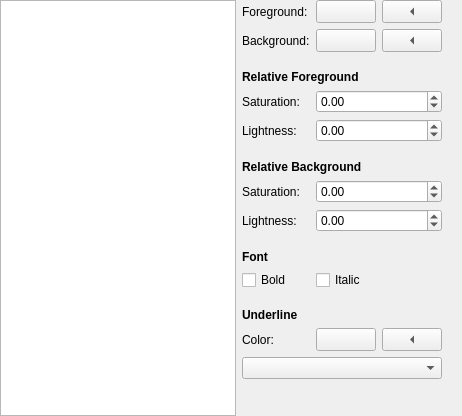
Above: src/plugins/texteditor/colorschemeedit.ui from qt-creator/qt-creator before the change. Below: the same form after it.
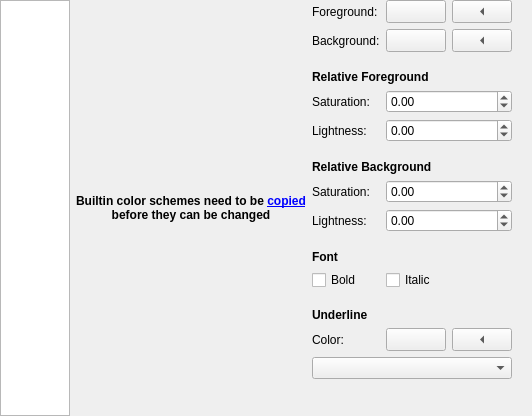
That is the form after the change.

Commit message:
TextEditor: Hide controls in scheme editor for builtin schemes
Show a label instead with a link that copies the current color scheme.

Fixes: QTCREATORBUG-21874

The edit to the form file:
```diff
--- a/src/plugins/texteditor/colorschemeedit.ui
+++ b/src/plugins/texteditor/colorschemeedit.ui
@@ -6,7 +6,7 @@
    <rect>
     <x>0</x>
     <y>0</y>
-    <width>462</width>
+    <width>513</width>
     <height>416</height>
    </rect>
   </property>
@@ -39,6 +39,16 @@
      </property>
     </widget>
    </item>
+   <item>
+    <widget class="QLabel" name="builtinSchemeLabel">
+     <property name="text">
+      <string>&lt;p align='center'&gt;&lt;b&gt;Builtin color schemes need to be &lt;a href=&quot;copy&quot;&gt;copied&lt;/a&gt;&lt;br/&gt; before they can be changed&lt;/b&gt;&lt;/p&gt;</string>
+     </property>
+     <property name="scaledContents">
+      <bool>false</bool>
+     </property>
+    </widget>
+   </item>
    <item>
     <widget class="QScrollArea" name="detailsScrollArea">
      <property name="sizePolicy">
@@ -87,84 +97,7 @@
        <property name="verticalSpacing">
         <number>0</number>
        </property>
-       <item row="5" column="0" colspan="3">
-        <widget class="QLabel" name="relativeForegroundHeadline">
-         <property name="font">
-          <font>
-           <weight>75</weight>
-           <bold>true</bold>
-          </font>
-         </property>
-         <property name="text">
-          <string>Relative Foreground</string>
-         </property>
-        </widget>
-       </item>
-       <item row="0" column="0">
-        <widget class="QLabel" name="foregroundLabel">
-         <property name="sizePolicy">
-          <sizepolicy hsizetype="Fixed" vsizetype="Preferred">
-           <horstretch>0</horstretch>
-           <verstretch>0</verstretch>
-          </sizepolicy>
-         </property>
-         <property name="text">
-          <string>Foreground:</string>
-         </property>
-         <property name="buddy">
-          <cstring>foregroundToolButton</cstring>
-         </property>
-        </widget>
-       </item>
-       <item row="10" column="0" colspan="3">
-        <widget class="QWidget" name="relativeForegroundSpacer3" native="true">
-         <property name="sizePolicy">
-          <sizepolicy hsizetype="Preferred" vsizetype="Fixed">
-           <horstretch>0</horstretch>
-           <verstretch>0</verstretch>
-          </sizepolicy>
-         </property>
-         <property name="minimumSize">
-          <size>
-           <width>0</width>
-           <height>18</height>
-          </size>
-         </property>
-         <property name="maximumSize">
-          <size>
-           <width>16777215</width>
-           <height>18</height>
-          </size>
-         </property>
-        </widget>
-       </item>
-       <item row="9" column="0">
-        <widget class="QLabel" name="foregroundLightnessLabel">
-         <property name="sizePolicy">
-          <sizepolicy hsizetype="Preferred" vsizetype="Preferred">
-           <horstretch>0</horstretch>
-           <verstretch>0</verstretch>
-          </sizepolicy>
-         </property>
-         <property name="text">
-          <string>Lightness:</string>
-         </property>
-        </widget>
-       </item>
-       <item row="0" column="1">
-        <widget class="QToolButton" name="foregroundToolButton">
-         <property name="sizePolicy">
-          <sizepolicy hsizetype="Preferred" vsizetype="Fixed">
-           <horstretch>0</horstretch>
-           <verstretch>0</verstretch>
-          </sizepolicy>
-         </property>
-         <property name="text">
-          <string/>
-         </property>
-        </widget>
-       </item>
-       <item row="26" column="0" colspan="3">
+       <item row="30" column="0" colspan="3">
         <spacer name="spacer">
          <property name="orientation">
           <enum>Qt::Vertical</enum>
@@ -177,27 +110,8 @@
          </property>
         </spacer>
        </item>
-       <item row="3" column="2">
-        <widget class="QToolButton" name="eraseBackgroundToolButton">
-         <property name="sizePolicy">
-          <sizepolicy hsizetype="Preferred" vsizetype="Fixed">
-           <horstretch>0</horstretch>
-           <verstretch>0</verstretch>
-          </sizepolicy>
-         </property>
-         <property name="toolTip">
-          <string>Erase background.</string>
-         </property>
-         <property name="text">
-          <string>x</string>
-         </property>
-         <property name="arrowType">
-          <enum>Qt::LeftArrow</enum>
-         </property>
-        </widget>
-       </item>
-       <item row="14" column="0" colspan="3">
-        <widget class="QWidget" name="relativeBackgroundSpacer2" native="true">
+       <item row="3" column="0" colspan="3">
+        <widget class="QWidget" name="foregroundSpacer" native="true">
          <property name="sizePolicy">
           <sizepolicy hsizetype="Preferred" vsizetype="Fixed">
            <horstretch>0</horstretch>
@@ -218,21 +132,21 @@
          </property>
         </widget>
        </item>
-       <item row="7" column="1" colspan="2">
-        <widget class="QDoubleSpinBox" name="foregroundSaturationSpinBox">
-         <property name="minimum">
-          <double>-1.000000000000000</double>
+       <item row="1" column="1">
+        <widget class="QToolButton" name="foregroundToolButton">
+         <property name="sizePolicy">
+          <sizepolicy hsizetype="Preferred" vsizetype="Fixed">
+           <horstretch>0</horstretch>
+           <verstretch>0</verstretch>
+          </sizepolicy>
          </property>
-         <property name="maximum">
-          <double>1.000000000000000</double>
-         </property>
-         <property name="singleStep">
-          <double>0.050000000000000</double>
+         <property name="text">
+          <string/>
          </property>
         </widget>
        </item>
-       <item row="15" column="0">
-        <widget class="QLabel" name="backgroundLightnessLabel">
+       <item row="10" column="0">
+        <widget class="QLabel" name="foregroundLightnessLabel">
          <property name="sizePolicy">
           <sizepolicy hsizetype="Preferred" vsizetype="Preferred">
            <horstretch>0</horstretch>
@@ -244,120 +158,17 @@
          </property>
         </widget>
        </item>
-       <item row="0" column="2">
-        <widget class="QToolButton" name="eraseForegroundToolButton">
+       <item row="11" column="0" colspan="3">
+        <widget class="QWidget" name="relativeForegroundSpacer3" native="true">
          <property name="sizePolicy">
           <sizepolicy hsizetype="Preferred" vsizetype="Fixed">
            <horstretch>0</horstretch>
            <verstretch>0</verstretch>
           </sizepolicy>
          </property>
-         <property name="toolTip">
-          <string>Erase foreground.</string>
-         </property>
-         <property name="text">
-          <string>x</string>
-         </property>
-         <property name="arrowType">
-          <enum>Qt::LeftArrow</enum>
-         </property>
-        </widget>
-       </item>
-       <item row="13" column="0">
-        <widget class="QLabel" name="backgroundSaturationLabel">
-         <property name="sizePolicy">
-          <sizepolicy hsizetype="Preferred" vsizetype="Preferred">
-           <horstretch>0</horstretch>
-           <verstretch>0</verstretch>
-          </sizepolicy>
-         </property>
-         <property name="text">
-          <string>Saturation:</string>
-         </property>
-        </widget>
-       </item>
-       <item row="19" column="1" colspan="2">
-        <widget class="QCheckBox" name="italicCheckBox">
-         <property name="text">
-          <string>Italic</string>
-         </property>
-        </widget>
-       </item>
-       <item row="9" column="1" colspan="2">
-        <widget class="QDoubleSpinBox" name="foregroundLightnessSpinBox">
-         <property name="minimum">
-          <double>-1.000000000000000</double>
-         </property>
-         <property name="maximum">
-          <double>1.000000000000000</double>
-         </property>
-         <property name="singleStep">
-          <double>0.050000000000000</double>
-         </property>
-        </widget>
-       </item>
-       <item row="6" column="0" colspan="3">
-        <widget class="QWidget" name="relativeForegroundSpacer1" native="true">
-         <property name="sizePolicy">
-          <sizepolicy hsizetype="Preferred" vsizetype="Fixed">
-           <horstretch>0</horstretch>
-           <verstretch>0</verstretch>
-          </sizepolicy>
-         </property>
          <property name="minimumSize">
           <size>
            <width>0</width>
-           <height>6</height>
-          </size>
-         </property>
-         <property name="maximumSize">
-          <size>
-           <width>16777215</width>
-           <height>6</height>
-          </size>
-         </property>
-        </widget>
-       </item>
-       <item row="13" column="1" colspan="2">
-        <widget class="QDoubleSpinBox" name="backgroundSaturationSpinBox">
-         <property name="minimum">
-          <double>-1.000000000000000</double>
-         </property>
-         <property name="maximum">
-          <double>1.000000000000000</double>
-         </property>
-         <property name="singleStep">
-          <double>0.050000000000000</double>
-         </property>
-        </widget>
-       </item>
-       <item row="3" column="0">
-        <widget class="QLabel" name="backgroundLabel">
-         <property name="sizePolicy">
-          <sizepolicy hsizetype="Fixed" vsizetype="Preferred">
-           <horstretch>0</horstretch>
-           <verstretch>0</verstretch>
-          </sizepolicy>
-         </property>
-         <property name="text">
-          <string>Background:</string>
-         </property>
-         <property name="buddy">
-          <cstring>backgroundToolButton</cstring>
-         </property>
-        </widget>
-       </item>
-       <item row="4" column="0" colspan="3">
-        <widget class="QWidget" name="backgroundSpacer" native="true">
-         <property name="sizePolicy">
-          <sizepolicy hsizetype="Preferred" vsizetype="Fixed">
-           <horstretch>0</horstretch>
-           <verstretch>0</verstretch>
-          </sizepolicy>
-         </property>
-         <property name="minimumSize">
-          <size>
-           <width>0</width>
            <height>18</height>
           </size>
          </property>
@@ -369,20 +180,7 @@
          </property>
         </widget>
        </item>
-       <item row="17" column="0">
-        <widget class="QLabel" name="fontHeadline">
-         <property name="font">
-          <font>
-           <weight>75</weight>
-           <bold>true</bold>
-          </font>
-         </property>
-         <property name="text">
-          <string>Font</string>
-         </property>
-        </widget>
-       </item>
-       <item row="7" column="0">
+       <item row="8" column="0">
         <widget class="QLabel" name="foregroundSaturationLabel">
          <property name="sizePolicy">
           <sizepolicy hsizetype="Preferred" vsizetype="Preferred">
@@ -395,14 +193,7 @@
          </property>
         </widget>
        </item>
-       <item row="19" column="0">
-        <widget class="QCheckBox" name="boldCheckBox">
-         <property name="text">
-          <string>Bold</string>
-         </property>
-        </widget>
-       </item>
-       <item row="18" column="0" colspan="3">
+       <item row="19" column="0" colspan="3">
         <widget class="QWidget" name="fontSpacer1" native="true">
          <property name="sizePolicy">
           <sizepolicy hsizetype="Preferred" vsizetype="Fixed">
@@ -424,73 +215,7 @@
          </property>
         </widget>
        </item>
-       <item row="12" column="0" colspan="3">
-        <widget class="QWidget" name="relativeBackgroundSpacer1" native="true">
-         <property name="sizePolicy">
-          <sizepolicy hsizetype="Preferred" vsizetype="Fixed">
-           <horstretch>0</horstretch>
-           <verstretch>0</verstretch>
-          </sizepolicy>
-         </property>
-         <property name="minimumSize">
-          <size>
-           <width>0</width>
-           <height>6</height>
-          </size>
-         </property>
-         <property name="maximumSize">
-          <size>
-           <width>16777215</width>
-           <height>6</height>
-          </size>
-         </property>
-        </widget>
-       </item>
-       <item row="16" column="0" colspan="3">
-        <widget class="QWidget" name="relativeBackgroundSpacer3" native="true">
-         <property name="sizePolicy">
-          <sizepolicy hsizetype="Preferred" vsizetype="Fixed">
-           <horstretch>0</horstretch>
-           <verstretch>0</verstretch>
-          </sizepolicy>
-         </property>
-         <property name="minimumSize">
-          <size>
-           <width>0</width>
-           <height>18</height>
-          </size>
-         </property>
-         <property name="maximumSize">
-          <size>
-           <width>16777215</width>
-           <height>18</height>
-          </size>
-         </property>
-        </widget>
-       </item>
-       <item row="24" column="0" colspan="3">
-        <widget class="QWidget" name="underlineSpacer2" native="true">
-         <property name="sizePolicy">
-          <sizepolicy hsizetype="Preferred" vsizetype="Fixed">
-           <horstretch>0</horstretch>
-           <verstretch>0</verstretch>
-          </sizepolicy>
-         </property>
-         <property name="minimumSize">
-          <size>
-           <width>0</width>
-           <height>6</height>
-          </size>
-         </property>
-         <property name="maximumSize">
-          <size>
-           <width>16777215</width>
-           <height>6</height>
-          </size>
-         </property>
-        </widget>
-       </item>
-       <item row="22" column="0" colspan="3">
+       <item row="23" column="0" colspan="3">
         <widget class="QWidget" name="underlineSpacer1" native="true">
          <property name="sizePolicy">
           <sizepolicy hsizetype="Preferred" vsizetype="Fixed">
@@ -512,20 +237,23 @@
          </property>
         </widget>
        </item>
-       <item row="23" column="1">
-        <widget class="QToolButton" name="underlineColorToolButton">
+       <item row="1" column="0">
+        <widget class="QLabel" name="foregroundLabel">
          <property name="sizePolicy">
-          <sizepolicy hsizetype="Preferred" vsizetype="Fixed">
+          <sizepolicy hsizetype="Fixed" vsizetype="Preferred">
            <horstretch>0</horstretch>
            <verstretch>0</verstretch>
           </sizepolicy>
          </property>
          <property name="text">
-          <string/>
+          <string>Foreground:</string>
+         </property>
+         <property name="buddy">
+          <cstring>foregroundToolButton</cstring>
          </property>
         </widget>
        </item>
-       <item row="21" column="0">
+       <item row="22" column="0">
         <widget class="QLabel" name="underlineHeadline">
          <property name="font">
           <font>
@@ -538,24 +266,8 @@
          </property>
         </widget>
        </item>
-       <item row="23" column="0">
-        <widget class="QLabel" name="underlineLabel">
-         <property name="sizePolicy">
-          <sizepolicy hsizetype="Fixed" vsizetype="Preferred">
-           <horstretch>0</horstretch>
-           <verstretch>0</verstretch>
-          </sizepolicy>
-         </property>
-         <property name="text">
-          <string>Color:</string>
-         </property>
-         <property name="buddy">
-          <cstring>backgroundToolButton</cstring>
-         </property>
-        </widget>
-       </item>
-       <item row="11" column="0" colspan="3">
-        <widget class="QLabel" name="relativeBackgroundHeadline">
+       <item row="6" column="0" colspan="3">
+        <widget class="QLabel" name="relativeForegroundHeadline">
          <property name="font">
           <font>
            <weight>75</weight>
@@ -563,12 +275,12 @@
           </font>
          </property>
          <property name="text">
-          <string>Relative Background</string>
+          <string>Relative Foreground</string>
          </property>
         </widget>
        </item>
-       <item row="20" column="0" colspan="3">
-        <widget class="QWidget" name="fontSpacer2" native="true">
+       <item row="7" column="0" colspan="3">
+        <widget class="QWidget" name="relativeForegroundSpacer1" native="true">
          <property name="sizePolicy">
           <sizepolicy hsizetype="Preferred" vsizetype="Fixed">
            <horstretch>0</horstretch>
@@ -578,18 +290,18 @@
          <property name="minimumSize">
           <size>
            <width>0</width>
-           <height>18</height>
+           <height>6</height>
           </size>
          </property>
          <property name="maximumSize">
           <size>
            <width>16777215</width>
-           <height>18</height>
+           <height>6</height>
           </size>
          </property>
         </widget>
        </item>
-       <item row="15" column="1" colspan="2">
+       <item row="16" column="1" colspan="2">
         <widget class="QDoubleSpinBox" name="backgroundLightnessSpinBox">
          <property name="minimum">
           <double>-1.000000000000000</double>
@@ -602,7 +314,48 @@
          </property>
         </widget>
        </item>
-       <item row="3" column="1">
+       <item row="4" column="2">
+        <widget class="QToolButton" name="eraseBackgroundToolButton">
+         <property name="sizePolicy">
+          <sizepolicy hsizetype="Preferred" vsizetype="Fixed">
+           <horstretch>0</horstretch>
+           <verstretch>0</verstretch>
+          </sizepolicy>
+         </property>
+         <property name="toolTip">
+          <string>Erase background.</string>
+         </property>
+         <property name="text">
+          <string>x</string>
+         </property>
+         <property name="arrowType">
+          <enum>Qt::LeftArrow</enum>
+         </property>
+        </widget>
+       </item>
+       <item row="13" column="0" colspan="3">
+        <widget class="QWidget" name="relativeBackgroundSpacer1" native="true">
+         <property name="sizePolicy">
+          <sizepolicy hsizetype="Preferred" vsizetype="Fixed">
+           <horstretch>0</horstretch>
+           <verstretch>0</verstretch>
+          </sizepolicy>
+         </property>
+         <property name="minimumSize">
+          <size>
+           <width>0</width>
+           <height>6</height>
+          </size>
+         </property>
+         <property name="maximumSize">
+          <size>
+           <width>16777215</width>
+           <height>6</height>
+          </size>
+         </property>
+        </widget>
+       </item>
+       <item row="4" column="1">
         <widget class="QToolButton" name="backgroundToolButton">
          <property name="sizePolicy">
           <sizepolicy hsizetype="Preferred" vsizetype="Fixed">
@@ -615,7 +368,72 @@
          </property>
         </widget>
        </item>
-       <item row="23" column="2">
+       <item row="16" column="0">
+        <widget class="QLabel" name="backgroundLightnessLabel">
+         <property name="sizePolicy">
+          <sizepolicy hsizetype="Preferred" vsizetype="Preferred">
+           <horstretch>0</horstretch>
+           <verstretch>0</verstretch>
+          </sizepolicy>
+         </property>
+         <property name="text">
+          <string>Lightness:</string>
+         </property>
+        </widget>
+       </item>
+       <item row="12" column="0" colspan="3">
+        <widget class="QLabel" name="relativeBackgroundHeadline">
+         <property name="font">
+          <font>
+           <weight>75</weight>
+           <bold>true</bold>
+          </font>
+         </property>
+         <property name="text">
+          <string>Relative Background</string>
+         </property>
+        </widget>
+       </item>
+       <item row="18" column="0">
+        <widget class="QLabel" name="fontHeadline">
+         <property name="font">
+          <font>
+           <weight>75</weight>
+           <bold>true</bold>
+          </font>
+         </property>
+         <property name="text">
+          <string>Font</string>
+         </property>
+        </widget>
+       </item>
+       <item row="14" column="0">
+        <widget class="QLabel" name="backgroundSaturationLabel">
+         <property name="sizePolicy">
+          <sizepolicy hsizetype="Preferred" vsizetype="Preferred">
+           <horstretch>0</horstretch>
+           <verstretch>0</verstretch>
+          </sizepolicy>
+         </property>
+         <property name="text">
+          <string>Saturation:</string>
+         </property>
+        </widget>
+       </item>
+       <item row="14" column="1" colspan="2">
+        <widget class="QDoubleSpinBox" name="backgroundSaturationSpinBox">
+         <property name="minimum">
+          <double>-1.000000000000000</double>
+         </property>
+         <property name="maximum">
+          <double>1.000000000000000</double>
+         </property>
+         <property name="singleStep">
+          <double>0.050000000000000</double>
+         </property>
+        </widget>
+       </item>
+       <item row="24" column="2">
         <widget class="QToolButton" name="eraseUnderlineColorToolButton">
          <property name="sizePolicy">
           <sizepolicy hsizetype="Preferred" vsizetype="Fixed">
@@ -634,10 +452,163 @@
          </property>
         </widget>
        </item>
-       <item row="25" column="0" colspan="3">
+       <item row="26" column="0" colspan="3">
         <widget class="QComboBox" name="underlineComboBox"/>
        </item>
-       <item row="8" column="0" colspan="3">
+       <item row="1" column="2">
+        <widget class="QToolButton" name="eraseForegroundToolButton">
+         <property name="sizePolicy">
+          <sizepolicy hsizetype="Preferred" vsizetype="Fixed">
+           <horstretch>0</horstretch>
+           <verstretch>0</verstretch>
+          </sizepolicy>
+         </property>
+         <property name="toolTip">
+          <string>Erase foreground.</string>
+         </property>
+         <property name="text">
+          <string>x</string>
+         </property>
+         <property name="arrowType">
+          <enum>Qt::LeftArrow</enum>
+         </property>
+        </widget>
+       </item>
+       <item row="15" column="0" colspan="3">
+        <widget class="QWidget" name="relativeBackgroundSpacer2" native="true">
+         <property name="sizePolicy">
+          <sizepolicy hsizetype="Preferred" vsizetype="Fixed">
+           <horstretch>0</horstretch>
+           <verstretch>0</verstretch>
+          </sizepolicy>
+         </property>
+         <property name="minimumSize">
+          <size>
+           <width>0</width>
+           <height>6</height>
+          </size>
+         </property>
+         <property name="maximumSize">
+          <size>
+           <width>16777215</width>
+           <height>6</height>
+          </size>
+         </property>
+        </widget>
+       </item>
+       <item row="20" column="0">
+        <widget class="QCheckBox" name="boldCheckBox">
+         <property name="text">
+          <string>Bold</string>
+         </property>
+        </widget>
+       </item>
+       <item row="17" column="0" colspan="3">
+        <widget class="QWidget" name="relativeBackgroundSpacer3" native="true">
+         <property name="sizePolicy">
+          <sizepolicy hsizetype="Preferred" vsizetype="Fixed">
+           <horstretch>0</horstretch>
+           <verstretch>0</verstretch>
+          </sizepolicy>
+         </property>
+         <property name="minimumSize">
+          <size>
+           <width>0</width>
+           <height>18</height>
+          </size>
+         </property>
+         <property name="maximumSize">
+          <size>
+           <width>16777215</width>
+           <height>18</height>
+          </size>
+         </property>
+        </widget>
+       </item>
+       <item row="24" column="1">
+        <widget class="QToolButton" name="underlineColorToolButton">
+         <property name="sizePolicy">
+          <sizepolicy hsizetype="Preferred" vsizetype="Fixed">
+           <horstretch>0</horstretch>
+           <verstretch>0</verstretch>
+          </sizepolicy>
+         </property>
+         <property name="text">
+          <string/>
+         </property>
+        </widget>
+       </item>
+       <item row="25" column="0" colspan="3">
+        <widget class="QWidget" name="underlineSpacer2" native="true">
+         <property name="sizePolicy">
+          <sizepolicy hsizetype="Preferred" vsizetype="Fixed">
+           <horstretch>0</horstretch>
+           <verstretch>0</verstretch>
+          </sizepolicy>
+         </property>
+         <property name="minimumSize">
+          <size>
+           <width>0</width>
+           <height>6</height>
+          </size>
+         </property>
+         <property name="maximumSize">
+          <size>
+           <width>16777215</width>
+           <height>6</height>
+          </size>
+         </property>
+        </widget>
+       </item>
+       <item row="21" column="0" colspan="3">
+        <widget class="QWidget" name="fontSpacer2" native="true">
+         <property name="sizePolicy">
+          <sizepolicy hsizetype="Preferred" vsizetype="Fixed">
+           <horstretch>0</horstretch>
+           <verstretch>0</verstretch>
+          </sizepolicy>
+         </property>
+         <property name="minimumSize">
+          <size>
+           <width>0</width>
+           <height>18</height>
+          </size>
+         </property>
+         <property name="maximumSize">
+          <size>
+           <width>16777215</width>
+           <height>18</height>
+          </size>
+         </property>
+        </widget>
+       </item>
+       <item row="10" column="1" colspan="2">
+        <widget class="QDoubleSpinBox" name="foregroundLightnessSpinBox">
+         <property name="minimum">
+          <double>-1.000000000000000</double>
+         </property>
+         <property name="maximum">
+          <double>1.000000000000000</double>
+         </property>
+         <property name="singleStep">
+          <double>0.050000000000000</double>
+         </property>
+        </widget>
+       </item>
+       <item row="8" column="1" colspan="2">
+        <widget class="QDoubleSpinBox" name="foregroundSaturationSpinBox">
+         <property name="minimum">
+          <double>-1.000000000000000</double>
+         </property>
+         <property name="maximum">
+          <double>1.000000000000000</double>
+         </property>
+         <property name="singleStep">
+          <double>0.050000000000000</double>
+         </property>
+        </widget>
+       </item>
+       <item row="9" column="0" colspan="3">
         <widget class="QWidget" name="relativeForegroundSpacer2" native="true">
          <property name="sizePolicy">
           <sizepolicy hsizetype="Preferred" vsizetype="Fixed">
@@ -659,8 +630,47 @@
          </property>
         </widget>
        </item>
-       <item row="2" column="0" colspan="3">
-        <widget class="QWidget" name="foregroundSpacer" native="true">
+       <item row="24" column="0">
+        <widget class="QLabel" name="underlineLabel">
+         <property name="sizePolicy">
+          <sizepolicy hsizetype="Fixed" vsizetype="Preferred">
+           <horstretch>0</horstretch>
+           <verstretch>0</verstretch>
+          </sizepolicy>
+         </property>
+         <property name="text">
+          <string>Color:</string>
+         </property>
+         <property name="buddy">
+          <cstring>backgroundToolButton</cstring>
+         </property>
+        </widget>
+       </item>
+       <item row="4" column="0">
+        <widget class="QLabel" name="backgroundLabel">
+         <property name="sizePolicy">
+          <sizepolicy hsizetype="Fixed" vsizetype="Preferred">
+           <horstretch>0</horstretch>
+           <verstretch>0</verstretch>
+          </sizepolicy>
+         </property>
+         <property name="text">
+          <string>Background:</string>
+         </property>
+         <property name="buddy">
+          <cstring>backgroundToolButton</cstring>
+         </property>
+        </widget>
+       </item>
+       <item row="20" column="1" colspan="2">
+        <widget class="QCheckBox" name="italicCheckBox">
+         <property name="text">
+          <string>Italic</string>
+         </property>
+        </widget>
+       </item>
+       <item row="5" column="0" colspan="3">
+        <widget class="QWidget" name="backgroundSpacer" native="true">
          <property name="sizePolicy">
           <sizepolicy hsizetype="Preferred" vsizetype="Fixed">
            <horstretch>0</horstretch>
@@ -670,13 +680,13 @@
          <property name="minimumSize">
           <size>
            <width>0</width>
-           <height>6</height>
+           <height>18</height>
           </size>
          </property>
          <property name="maximumSize">
           <size>
            <width>16777215</width>
-           <height>6</height>
+           <height>18</height>
           </size>
          </property>
         </widget>
```
The commit also changes 3 other files.
